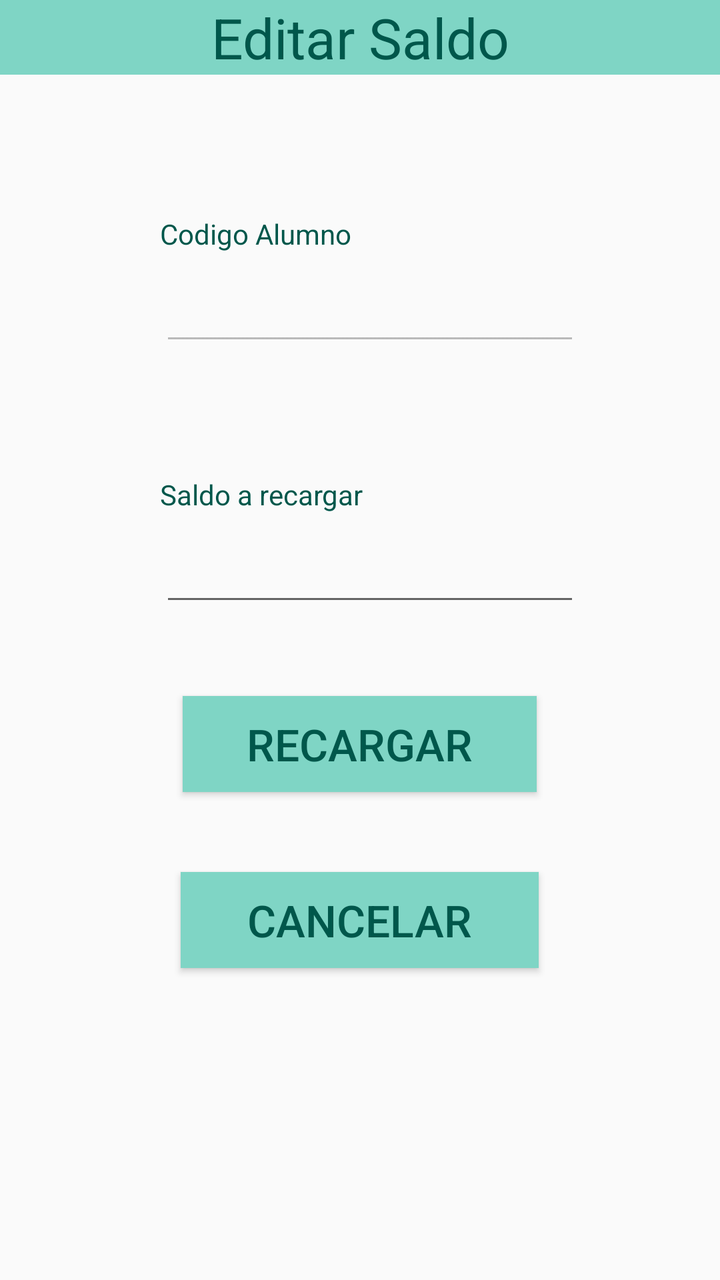
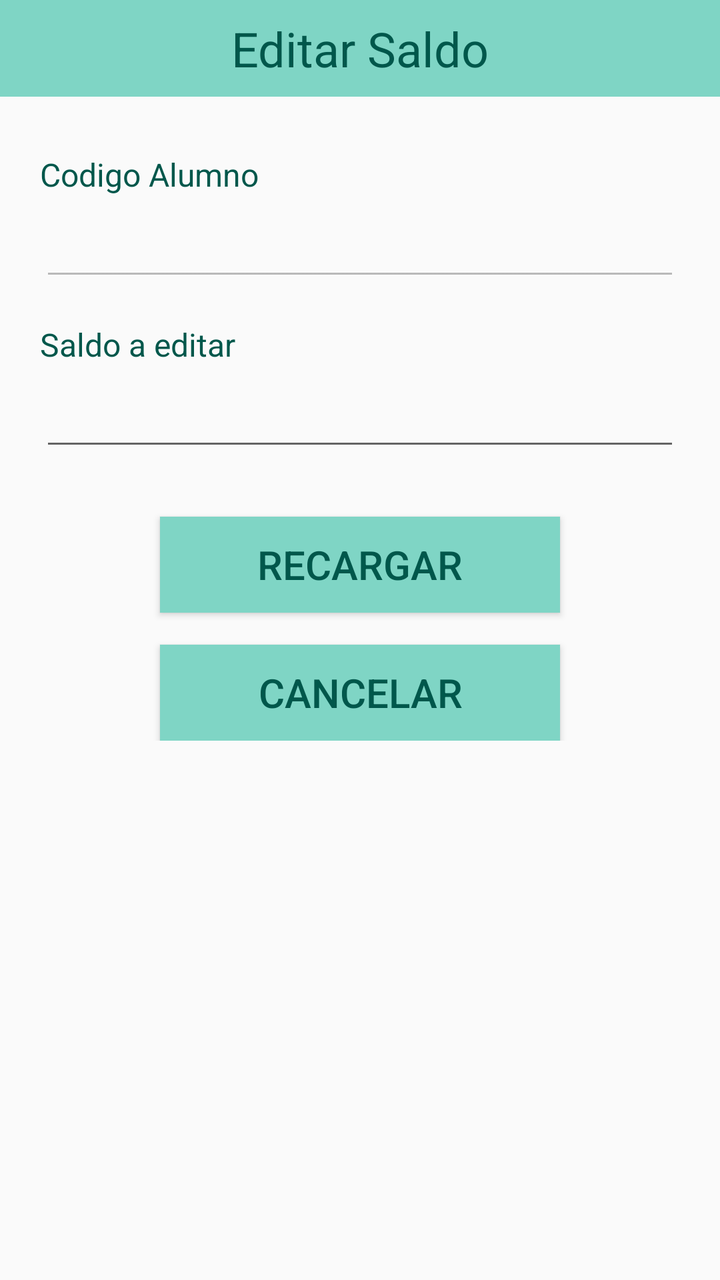

Screens rendered from an Android XML layout before and after an edit, with the pre-edit source and the edit as a unified diff.
<!-- AndroidManifest.xml: application theme AppTheme -->
<!-- res/layout/fragment_fragmento_secretaria_alumno_saldo_editar.xml -->
<?xml version="1.0" encoding="utf-8"?>
<FrameLayout xmlns:android="http://schemas.android.com/apk/res/android"
    xmlns:tools="http://schemas.android.com/tools"
    android:layout_width="match_parent"
    android:layout_height="match_parent"
    tools:context=".fragmento_secretaria.fragmento_secretaria_alumno_saldo_editar">

    <LinearLayout
        android:layout_width="match_parent"
        android:orientation="vertical"
        android:layout_height="match_parent">

        <TextView
            android:id="@+id/textView17"
            android:layout_width="414dp"
            android:layout_height="wrap_content"
            android:layout_gravity="center_horizontal"
            android:layout_marginTop="0dp"
            android:background="#7FD5C5"
            android:gravity="center_horizontal"
            android:text="Editar Saldo"
            android:textColor="@color/colorPrimaryDark"
            android:textSize="28sp" />

        <TextView
            android:id="@+id/textView12"
            android:layout_width="wrap_content"
            android:layout_height="wrap_content"
            android:layout_marginLeft="80dp"
            android:layout_marginTop="70dp"
            android:text="Codigo Alumno"
            android:textColor="@color/colorPrimaryDark" />

        <EditText
            android:id="@+id/alum_codigo"
            android:layout_width="wrap_content"
            android:layout_height="wrap_content"
            android:layout_marginLeft="80dp"
            android:layout_marginTop="10dp"
            android:ems="10"
            android:enabled="false"
            android:inputType="number"
            android:maxLength="10" />

        <TextView
            android:id="@+id/textView13"
            android:layout_width="wrap_content"
            android:layout_height="wrap_content"
            android:layout_marginLeft="80dp"
            android:layout_marginTop="60dp"
            android:textColor="@color/colorPrimaryDark"
            android:text="Saldo a recargar" />

        <EditText
            android:id="@+id/alum_saldo"
            android:layout_width="wrap_content"
            android:layout_height="wrap_content"
            android:layout_marginLeft="80dp"
            android:maxLength="3"
            android:layout_marginTop="10dp"
            android:ems="10"
            android:inputType="number" />


        <Button
            android:id="@+id/btn_recargar"
            android:layout_width="177dp"
            android:layout_height="wrap_content"
            android:layout_gravity="center_horizontal"
            android:layout_marginTop="40dp"
            android:background="#7FD5C5"
            android:text="Recargar"
            android:textColor="@color/colorPrimaryDark"
            android:textSize="22sp" />

        <Button
            android:id="@+id/btn_cancelar"
            android:layout_width="179dp"
            android:layout_height="wrap_content"
            android:layout_gravity="center_horizontal"
            android:layout_marginTop="40dp"
            android:background="#7FD5C5"
            android:text="Cancelar"
            android:textColor="@color/colorPrimaryDark"
            android:textSize="22sp" />

    </LinearLayout>
</FrameLayout>
<!-- resources referenced by this layout -->
<resources>
  <color name="colorPrimaryDark">#00574B</color>
  <style name="AppTheme" parent="Theme.AppCompat.Light.DarkActionBar">
          
          <item name="colorPrimary">@color/colorPrimary</item>
          <item name="colorPrimaryDark">@color/colorPrimaryDark</item>
          <item name="colorAccent">@color/colorAccent</item>
      </style>
  <color name="colorPrimary">#8BD8D0</color>
  <color name="colorAccent">#D81B60</color>
</resources>

<!-- the commit's change to res/layout/fragment_fragmento_secretaria_alumno_saldo_editar.xml (unified diff, before → after) -->
@@ -1,88 +1,109 @@
 <?xml version="1.0" encoding="utf-8"?>
-<FrameLayout xmlns:android="http://schemas.android.com/apk/res/android"
+<LinearLayout xmlns:android="http://schemas.android.com/apk/res/android"
+    xmlns:app="http://schemas.android.com/apk/res-auto"
     xmlns:tools="http://schemas.android.com/tools"
     android:layout_width="match_parent"
     android:layout_height="match_parent"
+    android:orientation="vertical"
     tools:context=".fragmento_secretaria.fragmento_secretaria_alumno_saldo_editar">
 
-    <LinearLayout
+    <TextView
+        android:id="@+id/textView17"
         android:layout_width="match_parent"
-        android:orientation="vertical"
-        android:layout_height="match_parent">
+        android:layout_height="wrap_content"
+        android:background="#7FD5C5"
+        android:gravity="center_horizontal"
+        android:paddingVertical="8dp"
+        android:text="Editar Saldo"
+        android:textColor="@color/colorPrimaryDark"
+        android:textSize="@dimen/header_text_size" />
 
-        <TextView
-            android:id="@+id/textView17"
-            android:layout_width="414dp"
+    <ScrollView
+        android:layout_width="match_parent"
+        android:layout_height="0dp"
+        android:layout_weight="1"
+        android:fillViewport="true">
+
+        <androidx.constraintlayout.widget.ConstraintLayout
+            android:layout_width="match_parent"
             android:layout_height="wrap_content"
-            android:layout_gravity="center_horizontal"
-            android:layout_marginTop="0dp"
-            android:background="#7FD5C5"
-            android:gravity="center_horizontal"
-            android:text="Editar Saldo"
-            android:textColor="@color/colorPrimaryDark"
-            android:textSize="28sp" />
+            android:paddingStart="@dimen/screen_padding_horizontal"
+            android:paddingTop="@dimen/screen_padding_vertical"
+            android:paddingEnd="@dimen/screen_padding_horizontal"
+            android:paddingBottom="@dimen/screen_padding_vertical">
 
-        <TextView
-            android:id="@+id/textView12"
-            android:layout_width="wrap_content"
-            android:layout_height="wrap_content"
-            android:layout_marginLeft="80dp"
-            android:layout_marginTop="70dp"
-            android:text="Codigo Alumno"
-            android:textColor="@color/colorPrimaryDark" />
+            <LinearLayout
+                android:layout_width="0dp"
+                android:layout_height="wrap_content"
+                android:orientation="vertical"
+                app:layout_constraintEnd_toEndOf="parent"
+                app:layout_constraintStart_toStartOf="parent"
+                app:layout_constraintTop_toTopOf="parent"
+                app:layout_constraintWidth_max="@dimen/content_max_width">
 
-        <EditText
-            android:id="@+id/alum_codigo"
-            android:layout_width="wrap_content"
-            android:layout_height="wrap_content"
-            android:layout_marginLeft="80dp"
-            android:layout_marginTop="10dp"
-            android:ems="10"
-            android:enabled="false"
-            android:inputType="number"
-            android:maxLength="10" />
+                <TextView
+                    android:id="@+id/textView12"
+                    android:layout_width="match_parent"
+                    android:layout_height="wrap_content"
+                    android:layout_marginTop="12dp"
+                    android:text="Codigo Alumno"
+                    android:textColor="@color/colorPrimaryDark"
+                    android:textSize="@dimen/label_text_size" />
 
-        <TextView
-            android:id="@+id/textView13"
-            android:layout_width="wrap_content"
-            android:layout_height="wrap_content"
-            android:layout_marginLeft="80dp"
-            android:layout_marginTop="60dp"
-            android:textColor="@color/colorPrimaryDark"
-            android:text="Saldo a recargar" />
+                <EditText
+                    android:id="@+id/alum_codigo"
+                    android:layout_width="match_parent"
+                    android:layout_height="wrap_content"
+                    android:layout_marginTop="6dp"
+                    android:ems="10"
+                    android:enabled="false"
+                    android:inputType="number"
+                    android:maxLength="10" />
 
-        <EditText
-            android:id="@+id/alum_saldo"
-            android:layout_width="wrap_content"
-            android:layout_height="wrap_content"
-            android:layout_marginLeft="80dp"
-            android:maxLength="3"
-            android:layout_marginTop="10dp"
-            android:ems="10"
-            android:inputType="number" />
+                <TextView
+                    android:id="@+id/textView13"
+                    android:layout_width="match_parent"
+                    android:layout_height="wrap_content"
+                    android:layout_marginTop="@dimen/form_section_spacing"
+                    android:text="Saldo a editar"
+                    android:textColor="@color/colorPrimaryDark"
+                    android:textSize="@dimen/label_text_size" />
 
+                <EditText
+                    android:id="@+id/alum_saldo"
+                    android:layout_width="match_parent"
+                    android:layout_height="wrap_content"
+                    android:layout_marginTop="6dp"
+                    android:ems="10"
+                    android:inputType="number"
+                    android:maxLength="3" />
 
-        <Button
-            android:id="@+id/btn_recargar"
-            android:layout_width="177dp"
-            android:layout_height="wrap_content"
-            android:layout_gravity="center_horizontal"
-            android:layout_marginTop="40dp"
-            android:background="#7FD5C5"
-            android:text="Recargar"
-            android:textColor="@color/colorPrimaryDark"
-            android:textSize="22sp" />
+                <Button
+                    android:id="@+id/btn_recargar"
+                    android:layout_width="@dimen/button_width"
+                    android:layout_height="wrap_content"
+                    android:layout_gravity="center_horizontal"
+                    android:layout_marginTop="28dp"
+                    android:background="#7FD5C5"
+                    android:text="Recargar"
+                    android:textColor="@color/colorPrimaryDark"
+                    android:textSize="20sp" />
 
-        <Button
-            android:id="@+id/btn_cancelar"
-            android:layout_width="179dp"
-            android:layout_height="wrap_content"
-            android:layout_gravity="center_horizontal"
-            android:layout_marginTop="40dp"
-            android:background="#7FD5C5"
-            android:text="Cancelar"
-            android:textColor="@color/colorPrimaryDark"
-            android:textSize="22sp" />
+                <Button
+                    android:id="@+id/btn_cancelar"
+                    android:layout_width="@dimen/button_width"
+                    android:layout_height="wrap_content"
+                    android:layout_gravity="center_horizontal"
+                    android:layout_marginTop="16dp"
+                    android:background="#7FD5C5"
+                    android:text="Cancelar"
+                    android:textColor="@color/colorPrimaryDark"
+                    android:textSize="20sp" />
 
-    </LinearLayout>
-</FrameLayout>
+            </LinearLayout>
+
+        </androidx.constraintlayout.widget.ConstraintLayout>
+
+    </ScrollView>
+
+</LinearLayout>
<!-- resource entries referenced after the edit -->
@@ -1,6 +1,13 @@
 <!-- resources referenced by this layout -->
 <resources>
   <color name="colorPrimaryDark">#00574B</color>
+  <dimen name="button_width">200dp</dimen>
+  <dimen name="content_max_width">480dp</dimen>
+  <dimen name="form_section_spacing">16dp</dimen>
+  <dimen name="header_text_size">24sp</dimen>
+  <dimen name="label_text_size">16sp</dimen>
+  <dimen name="screen_padding_horizontal">20dp</dimen>
+  <dimen name="screen_padding_vertical">16dp</dimen>
   <style name="AppTheme" parent="Theme.AppCompat.Light.DarkActionBar">
           
           <item name="colorPrimary">@color/colorPrimary</item>
